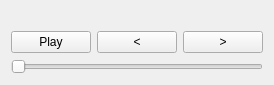
The window that examples/video/AvManager.ui (rbbrnc/krbkACD) describes before a commit, drawn with Qt 5.
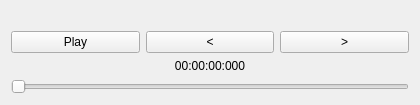
The same window after the commit.

```diff
--- a/examples/video/AvManager.ui
+++ b/examples/video/AvManager.ui
@@ -6,8 +6,8 @@
    <rect>
     <x>0</x>
     <y>0</y>
-    <width>182</width>
-    <height>80</height>
+    <width>420</width>
+    <height>99</height>
    </rect>
   </property>
   <property name="sizePolicy">
@@ -61,6 +61,16 @@
      </item>
     </layout>
    </item>
+   <item>
+    <widget class="QLabel" name="currentTime">
+     <property name="text">
+      <string>00:00:00:000</string>
+     </property>
+     <property name="alignment">
+      <set>Qt::AlignCenter</set>
+     </property>
+    </widget>
+   </item>
    <item>
     <widget class="QSlider" name="seekSlider">
      <property name="orientation">
```
